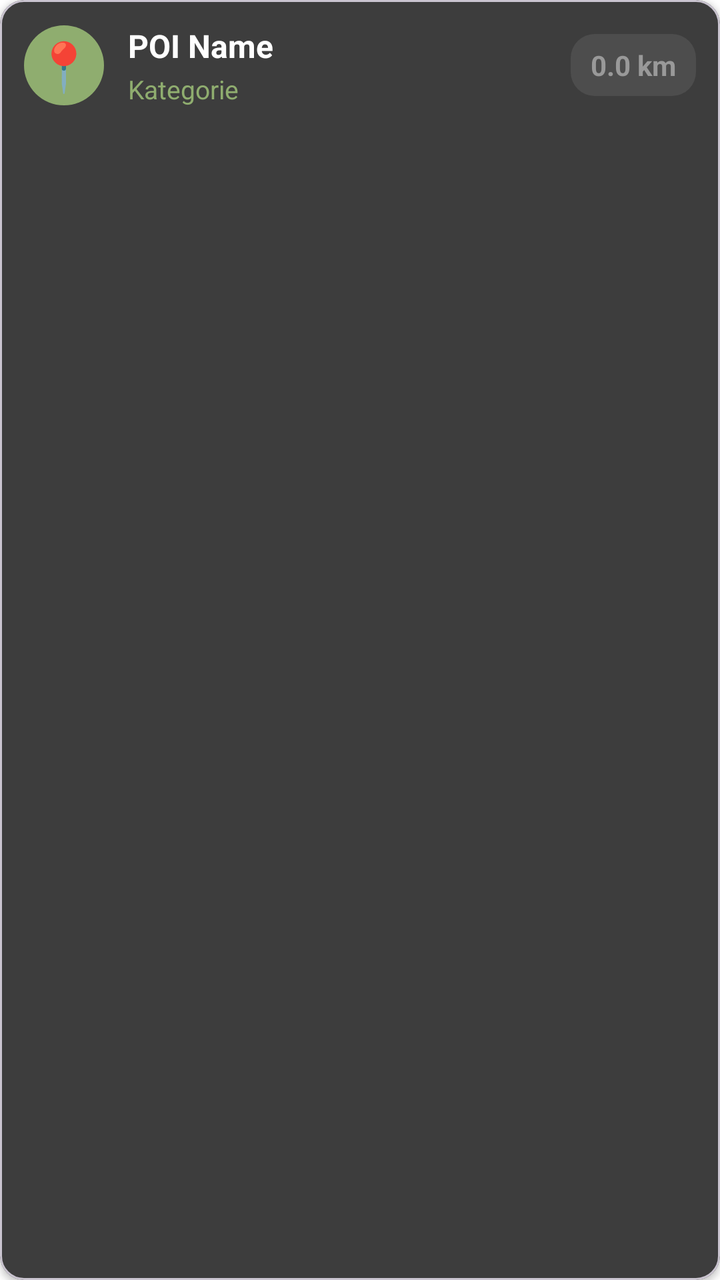
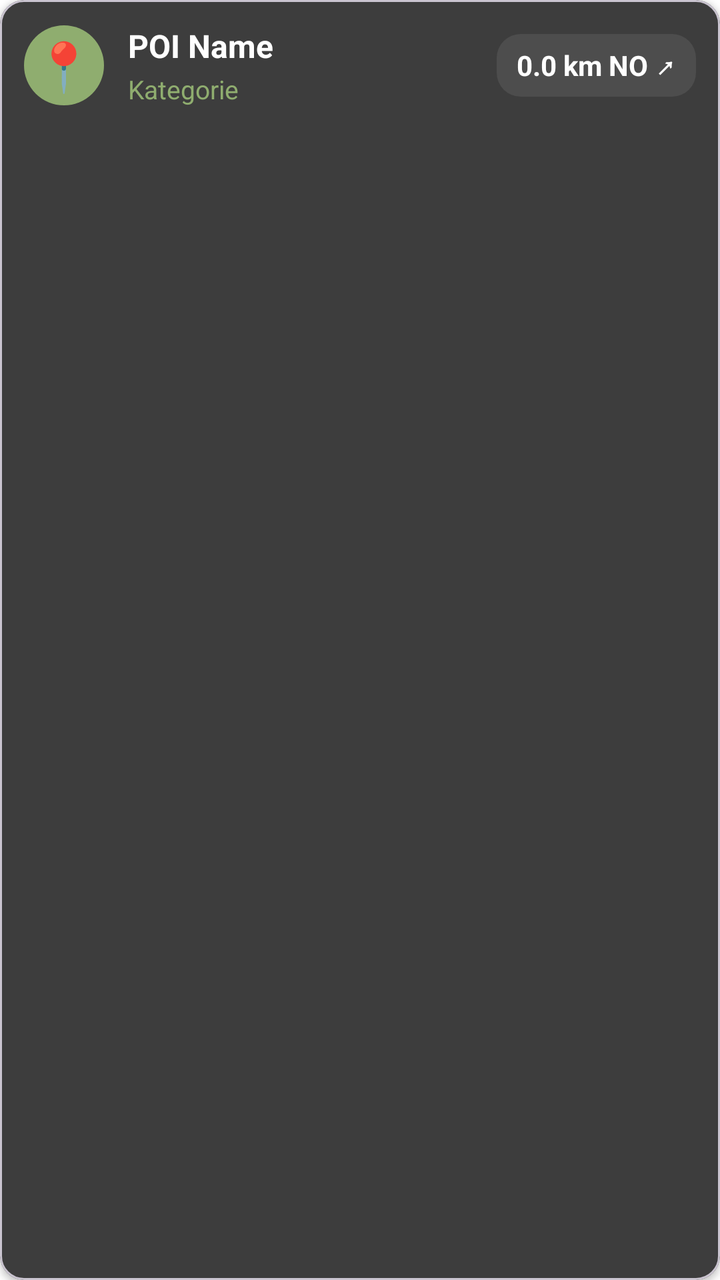

Two renders of the same Android screen: before a commit and after it. Below are the layout's source before the change and the commit's diff.
<!-- AndroidManifest.xml: application theme Theme.HundeWildnis -->
<!-- res/layout/item_poi.xml -->
<?xml version="1.0" encoding="utf-8"?>
<com.google.android.material.card.MaterialCardView xmlns:android="http://schemas.android.com/apk/res/android"
    xmlns:app="http://schemas.android.com/apk/res-auto"
    android:layout_width="match_parent"
    android:layout_height="wrap_content"
    android:layout_margin="4dp"
    app:cardBackgroundColor="#3d3d3d"
    app:cardCornerRadius="12dp"
    app:cardElevation="2dp">

    <LinearLayout
        android:layout_width="match_parent"
        android:layout_height="wrap_content"
        android:orientation="horizontal"
        android:padding="12dp"
        android:gravity="center_vertical">

        
        <TextView
            android:id="@+id/poiIconText"
            android:layout_width="40dp"
            android:layout_height="40dp"
            android:text="📍"
            android:textSize="24sp"
            android:gravity="center"
            android:background="@drawable/icon_circle_bg" />

        
        <LinearLayout
            android:layout_width="0dp"
            android:layout_height="wrap_content"
            android:layout_weight="1"
            android:orientation="vertical"
            android:layout_marginStart="12dp">

            
            <TextView
                android:id="@+id/poiNameText"
                android:layout_width="match_parent"
                android:layout_height="wrap_content"
                android:text="POI Name"
                android:textColor="#FFFFFF"
                android:textSize="16sp"
                android:textStyle="bold"
                android:maxLines="1"
                android:ellipsize="end" />

            
            <TextView
                android:id="@+id/poiCategoryText"
                android:layout_width="match_parent"
                android:layout_height="wrap_content"
                android:text="Kategorie"
                android:textColor="#8fad6f"
                android:textSize="13sp"
                android:layout_marginTop="2dp"
                android:maxLines="1"
                android:ellipsize="end" />
        </LinearLayout>

        
        <TextView
            android:id="@+id/poiDistanceText"
            android:layout_width="wrap_content"
            android:layout_height="wrap_content"
            android:text="0.0 km"
            android:textColor="#999999"
            android:textSize="14sp"
            android:textStyle="bold"
            android:layout_marginStart="8dp"
            android:background="@drawable/distance_badge_bg"
            android:padding="6dp"
            android:paddingStart="10dp"
            android:paddingEnd="10dp" />
    </LinearLayout>

</com.google.android.material.card.MaterialCardView>
<!-- resources referenced by this layout -->
<resources>
  <!-- drawable distance_badge_bg (drawable) -->
  <?xml version="1.0" encoding="utf-8"?>
  <shape xmlns:android="http://schemas.android.com/apk/res/android"
      android:shape="rectangle">
  
      <solid android:color="#4d4d4d" />
  
      <corners android:radius="12dp" />
  
  </shape>
  <!-- drawable icon_circle_bg (drawable) -->
  <?xml version="1.0" encoding="utf-8"?>
  <shape xmlns:android="http://schemas.android.com/apk/res/android"
      android:shape="oval">
  
      <solid android:color="#8fad6f" />
  
  </shape>
  <style name="Theme.HundeWildnis" parent="Base.Theme.HundeWildnis" />
  <style name="Base.Theme.HundeWildnis" parent="Theme.Material3.Light.NoActionBar">
          <item name="colorPrimary">#2d5016</item>
          <item name="colorPrimaryVariant">#1a3009</item>
          <item name="colorOnPrimary">#FFFFFF</item>
          <item name="colorSecondary">#6b8e4e</item>
          <item name="colorSecondaryVariant">#4a6135</item>
          <item name="colorOnSecondary">#000000</item>
          <item name="android:statusBarColor">?attr/colorPrimaryVariant</item>
  
          <item name="android:navigationBarColor">@android:color/transparent</item>
          <item name="android:windowLightStatusBar">true</item>
          <item name="android:windowLightNavigationBar">true</item>
          <item name="android:enforceNavigationBarContrast" tools:targetApi="q">false</item>
          <item name="android:enforceStatusBarContrast" tools:targetApi="q">false</item>
  
          
          <item name="actionMenuTextColor">#FFFFFF</item>
  
          
          <item name="android:windowBackground">#FFFFFF</item>
          <item name="android:colorBackground">#FFFFFF</item>
      </style>
</resources>

<!-- the commit's change to res/layout/item_poi.xml (unified diff, before → after) -->
@@ -17,7 +17,7 @@
 
         
         <TextView
-            android:id="@+id/poiIconText"
+            android:id="@+id/poiIcon"
             android:layout_width="40dp"
             android:layout_height="40dp"
             android:text="📍"
@@ -35,7 +35,7 @@
 
             
             <TextView
-                android:id="@+id/poiNameText"
+                android:id="@+id/poiName"
                 android:layout_width="match_parent"
                 android:layout_height="wrap_content"
                 android:text="POI Name"
@@ -47,7 +47,7 @@
 
             
             <TextView
-                android:id="@+id/poiCategoryText"
+                android:id="@+id/poiCategory"
                 android:layout_width="match_parent"
                 android:layout_height="wrap_content"
                 android:text="Kategorie"
@@ -60,11 +60,11 @@
 
         
         <TextView
-            android:id="@+id/poiDistanceText"
+            android:id="@+id/poiDistance"
             android:layout_width="wrap_content"
             android:layout_height="wrap_content"
-            android:text="0.0 km"
-            android:textColor="#999999"
+            android:text="0.0 km NO ↗"
+            android:textColor="#FFFFFF"
             android:textSize="14sp"
             android:textStyle="bold"
             android:layout_marginStart="8dp"
